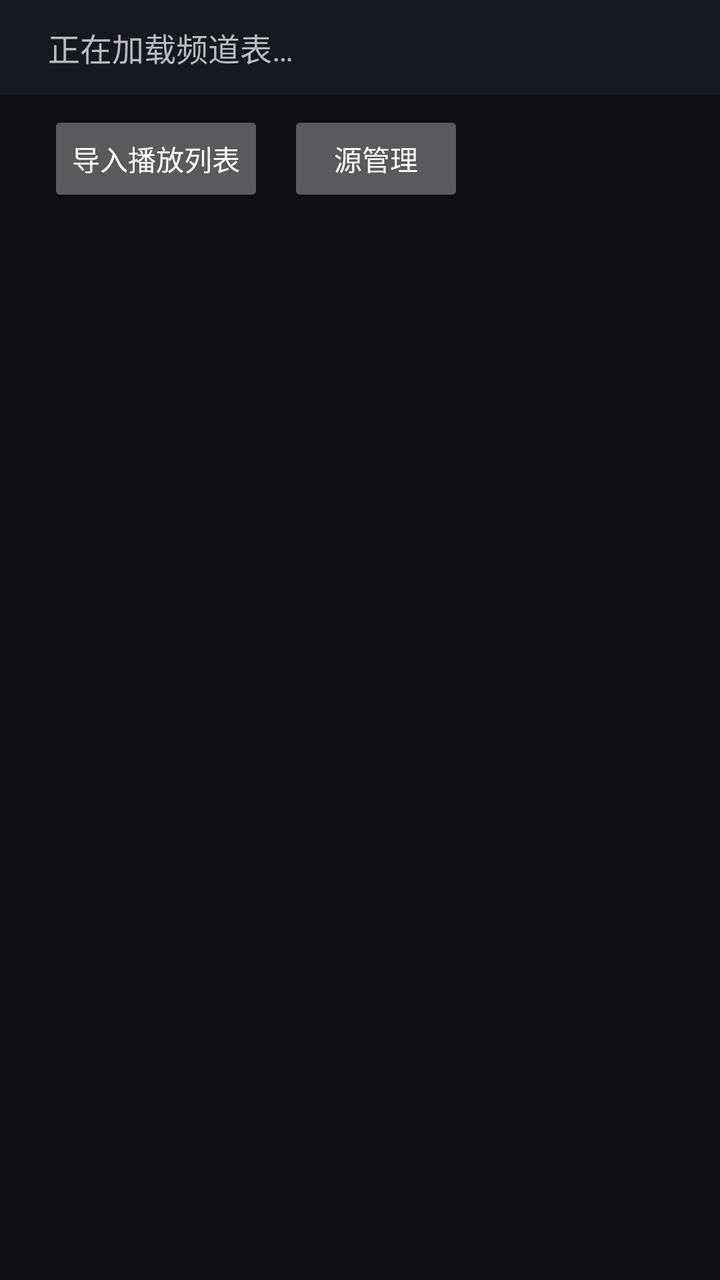
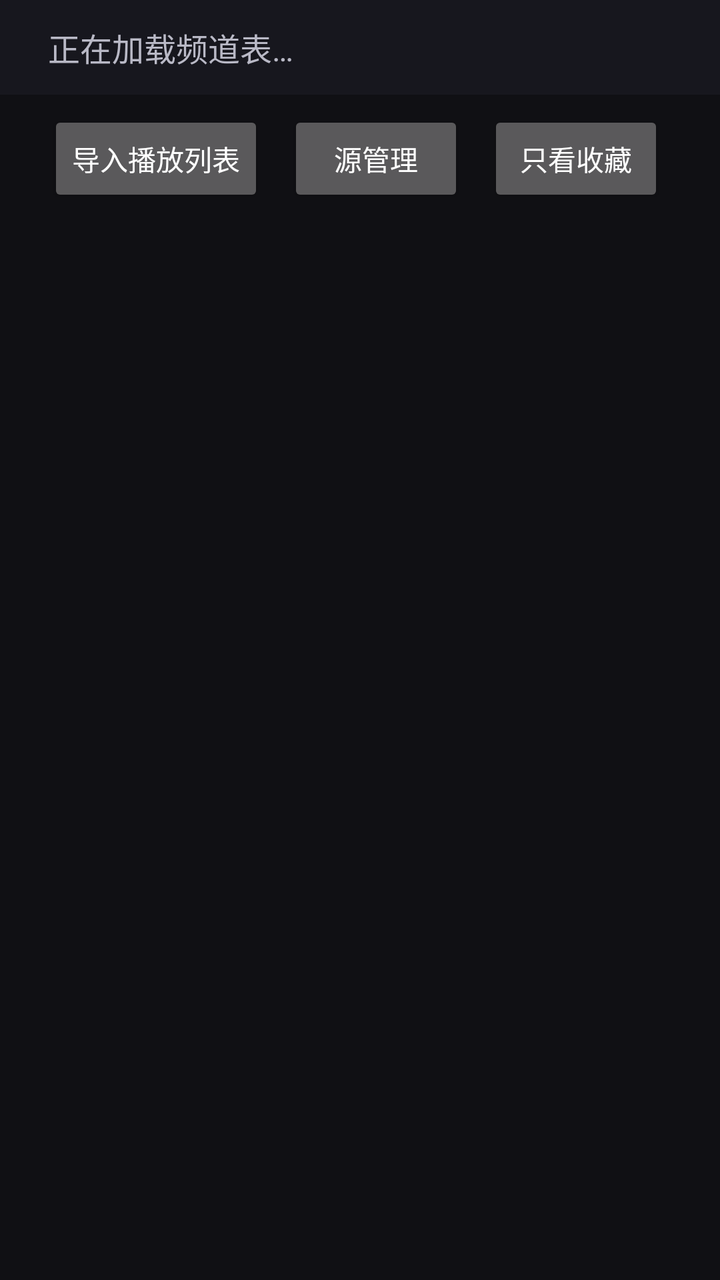

Screens rendered from an Android XML layout before and after an edit, with the pre-edit source and the edit as a unified diff.
<!-- AndroidManifest.xml: another module's application theme Theme.Iptv -->
<!-- res/layout/activity_browse.xml -->
<?xml version="1.0" encoding="utf-8"?>
<LinearLayout xmlns:android="http://schemas.android.com/apk/res/android"
    android:layout_width="match_parent"
    android:layout_height="match_parent"
    android:background="#FF101014"
    android:orientation="vertical">

    <TextView
        android:id="@+id/browse_header"
        android:layout_width="match_parent"
        android:layout_height="wrap_content"
        android:background="#FF17171E"
        android:paddingHorizontal="24dp"
        android:paddingVertical="12dp"
        android:text="@string/browse_loading"
        android:textColor="#FFB9B9C6"
        android:textSize="16sp" />

    
    <LinearLayout
        android:layout_width="match_parent"
        android:layout_height="wrap_content"
        android:orientation="horizontal"
        android:paddingHorizontal="24dp"
        android:paddingTop="8dp">

        <Button
            android:id="@+id/import_playlist"
            android:layout_width="wrap_content"
            android:layout_height="wrap_content"
            android:text="@string/browse_import_action" />

        <Button
            android:id="@+id/open_sources"
            android:layout_width="wrap_content"
            android:layout_height="wrap_content"
            android:layout_marginStart="12dp"
            android:text="@string/browse_sources_action" />

    </LinearLayout>

    
    <FrameLayout
        android:layout_width="match_parent"
        android:layout_height="0dp"
        android:layout_weight="1"
        android:clipChildren="false"
        android:clipToPadding="false">

        <androidx.recyclerview.widget.RecyclerView
            android:id="@+id/channel_list"
            android:layout_width="match_parent"
            android:layout_height="match_parent"
            android:clipToPadding="false"
            android:paddingVertical="12dp"
            android:scrollbars="none" />

    </FrameLayout>

</LinearLayout>
<!-- resources referenced by this layout -->
<resources>
  <string name="browse_import_action">导入播放列表</string>
  <string name="browse_loading">正在加载频道表…</string>
  <string name="browse_sources_action">源管理</string>
  <style name="Theme.Iptv" parent="android:Theme.Material.NoActionBar.Fullscreen" />
</resources>

<!-- the commit's change to res/layout/activity_browse.xml (unified diff, before → after) -->
@@ -37,6 +37,21 @@
             android:layout_marginStart="12dp"
             android:text="@string/browse_sources_action" />
 
+        
+        <Button
+            android:id="@+id/filter_favorites"
+            android:layout_width="wrap_content"
+            android:layout_height="wrap_content"
+            android:layout_marginStart="12dp"
+            android:text="@string/browse_filter_favorites_off" />
+
+        <Button
+            android:id="@+id/filter_hidden"
+            android:layout_width="wrap_content"
+            android:layout_height="wrap_content"
+            android:layout_marginStart="12dp"
+            android:text="@string/browse_filter_hidden_hidden" />
+
     </LinearLayout>
 
     
<!-- resource entries referenced after the edit -->
@@ -1,5 +1,7 @@
 <!-- resources referenced by this layout -->
 <resources>
+  <string name="browse_filter_favorites_off">只看收藏</string>
+  <string name="browse_filter_hidden_hidden">显示隐藏</string>
   <string name="browse_import_action">导入播放列表</string>
   <string name="browse_loading">正在加载频道表…</string>
   <string name="browse_sources_action">源管理</string>
